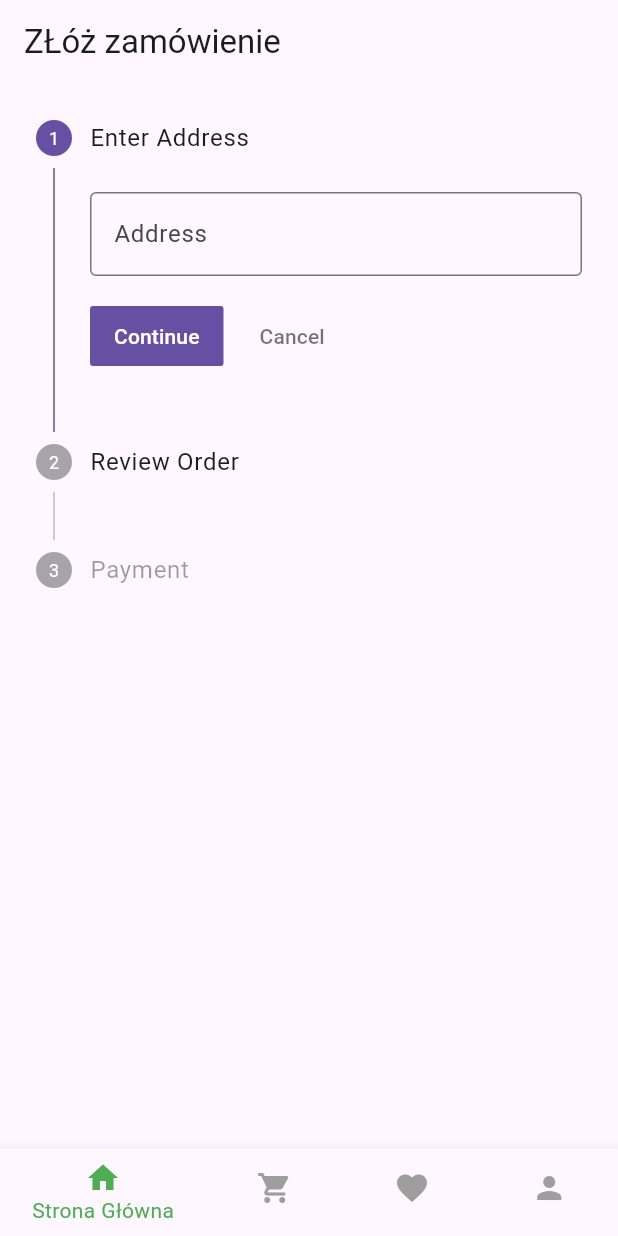
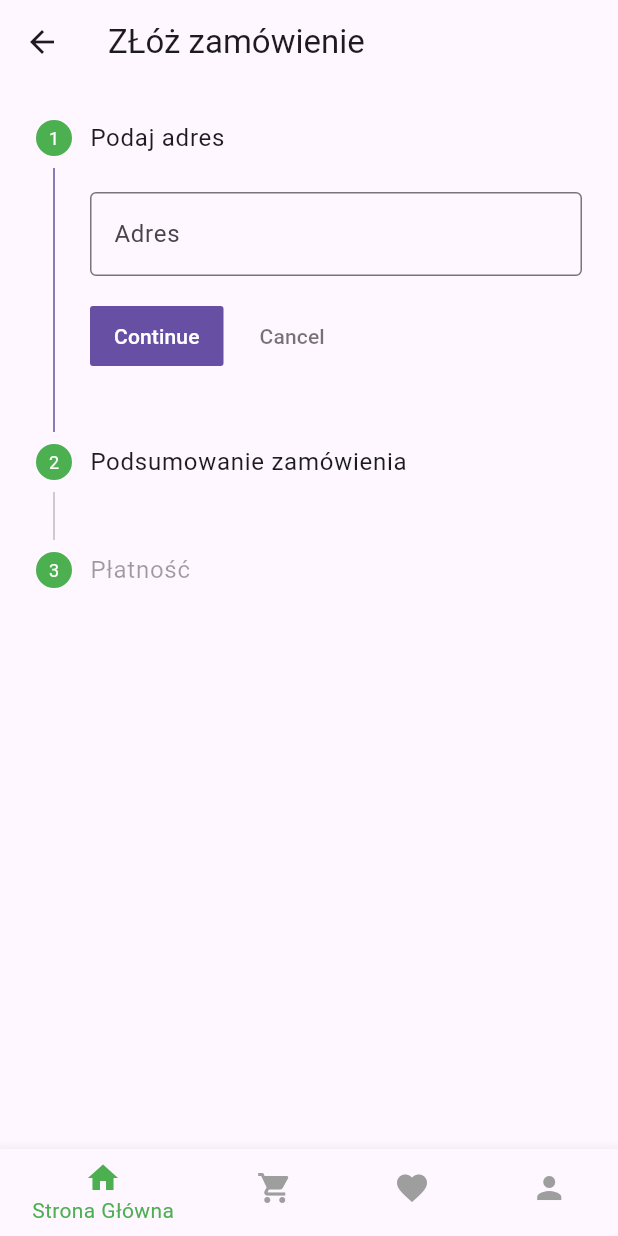
Before and after one commit to Lecrut/CarpetsAndBeers, a Flutter app: the FinalOrderPage screen opened directly, on a phone screen of 412 x 824 dp. Run offline on Flutter 3.47's test engine with Material 3 defaults, Android fonts, the phone set to English and light mode, and no system bars; accounts and stored records are empty.

Commit message:
minor changes

```diff
--- a/src/app/lib/cart/final_order.dart
+++ b/src/app/lib/cart/final_order.dart
@@ -2,6 +2,8 @@ import 'package:app/navigation/bottom_navigation.dart';
 import 'package:flutter/material.dart';
 
 class FinalOrderPage extends StatefulWidget {
+  const FinalOrderPage({super.key});
+
   @override
   _FinalOrderPageState createState() => _FinalOrderPageState();
 }
@@ -64,10 +66,9 @@ class _FinalOrderPageState extends State<FinalOrderPage> {
     return Scaffold(
       appBar: AppBar(
         title: const Text('ZŁóż zamówienie'),
-        automaticallyImplyLeading: false,
       ),
       body: _isComplete
-          ? Center(
+          ? const Center(
               child: Text(
                 'Thank you for your order!',
                 style: TextStyle(fontSize: 24, fontWeight: FontWeight.bold),
@@ -79,13 +80,14 @@ class _FinalOrderPageState extends State<FinalOrderPage> {
               onStepCancel: _previousStep,
               steps: [
                 Step(
-                  title: Text('Enter Address'),
+                  title: const Text('Podaj adres'),
+                  stepStyle: const StepStyle(color: Colors.green),
                   content: Form(
                     key: _formKey,
                     child: TextFormField(
                       controller: _addressController,
-                      decoration: InputDecoration(
-                        labelText: 'Address',
+                      decoration: const InputDecoration(
+                        labelText: 'Adres',
                         border: OutlineInputBorder(),
                       ),
                       validator: (value) {
@@ -101,7 +103,8 @@ class _FinalOrderPageState extends State<FinalOrderPage> {
                       _currentStep > 0 ? StepState.complete : StepState.indexed,
                 ),
                 Step(
-                  title: Text('Review Order'),
+                  title: const Text('Podsumowanie zamówienia'),
+                  stepStyle: const StepStyle(color: Colors.green),
                   content: Column(
                     crossAxisAlignment: CrossAxisAlignment.start,
                     children: [
@@ -114,7 +117,8 @@ class _FinalOrderPageState extends State<FinalOrderPage> {
                       _currentStep > 1 ? StepState.complete : StepState.indexed,
                 ),
                 Step(
-                  title: Text('Payment'),
+                  stepStyle: const StepStyle(color: Colors.green),
+                  title: const Text('Płatność'),
                   content: Column(
                     crossAxisAlignment: CrossAxisAlignment.start,
                     children: [
```
Also changed, not shown: src/app/lib/main.dart (line endings or trailing spaces).
